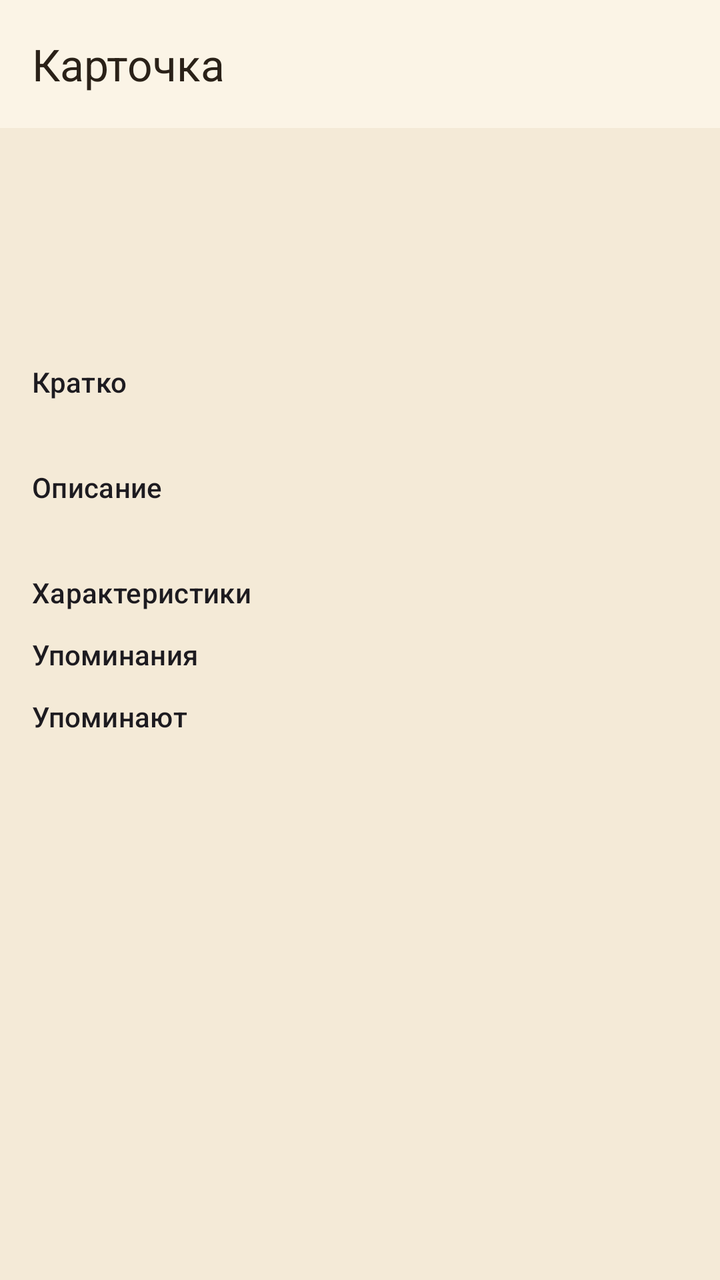
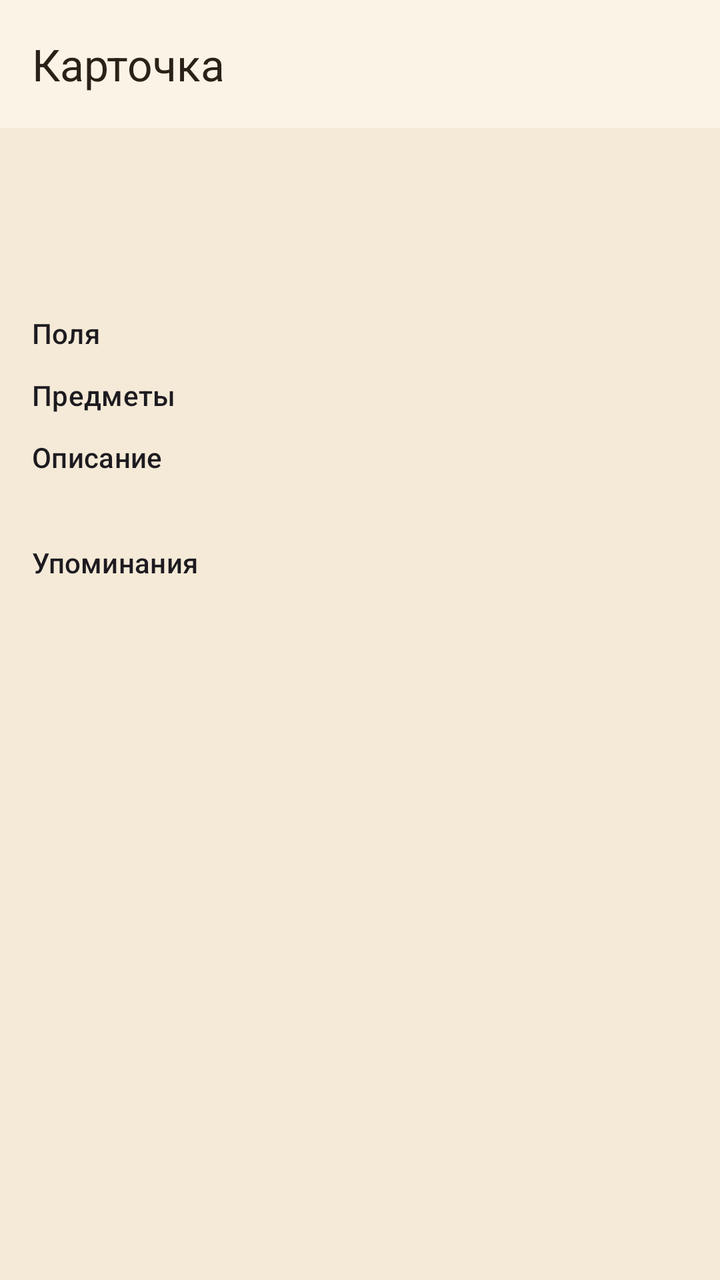

Compare the two renders of this Android layout. The source of the first and the diff that turns it into the second are given below.
<!-- AndroidManifest.xml: application theme Theme.DnDMemory -->
<!-- res/layout/activity_entity_detail.xml -->
<?xml version="1.0" encoding="utf-8"?>
<androidx.coordinatorlayout.widget.CoordinatorLayout
    xmlns:android="http://schemas.android.com/apk/res/android"
    xmlns:app="http://schemas.android.com/apk/res-auto"
    android:layout_width="match_parent"
    android:layout_height="match_parent">

    <com.google.android.material.appbar.AppBarLayout
        android:layout_width="match_parent"
        android:layout_height="wrap_content">

        <com.google.android.material.appbar.MaterialToolbar
        style="@style/Widget.DnDMemory.Toolbar"
            android:id="@+id/entity_toolbar"
            android:layout_width="match_parent"
            android:layout_height="?attr/actionBarSize"
            app:title="@string/entity_detail_title" />
    </com.google.android.material.appbar.AppBarLayout>

    <androidx.core.widget.NestedScrollView
        android:layout_width="match_parent"
        android:layout_height="match_parent"
        app:layout_behavior="@string/appbar_scrolling_view_behavior">

        <LinearLayout
            android:layout_width="match_parent"
            android:layout_height="wrap_content"
            android:orientation="vertical"
            android:padding="16dp">

            <TextView
                android:id="@+id/entity_title"
                android:layout_width="match_parent"
                android:layout_height="wrap_content"
                android:textAppearance="?attr/textAppearanceHeadlineSmall" />

            <TextView
                android:id="@+id/entity_subtitle"
                android:layout_width="match_parent"
                android:layout_height="wrap_content"
                android:textAppearance="?attr/textAppearanceBodySmall" />

            <TextView
                android:id="@+id/entity_updated"
                android:layout_width="match_parent"
                android:layout_height="wrap_content"
                android:textAppearance="?attr/textAppearanceBodySmall" />

            <LinearLayout
                android:id="@+id/entity_conflict_bar"
                android:layout_width="match_parent"
                android:layout_height="wrap_content"
                android:layout_marginTop="8dp"
                android:background="@color/badge_conflict"
                android:orientation="vertical"
                android:padding="12dp"
                android:visibility="gone">

                <TextView
                    android:id="@+id/entity_conflict_text"
                    android:layout_width="match_parent"
                    android:layout_height="wrap_content"
                    android:text="@string/entity_conflict"
                    android:textColor="?attr/colorOnError" />

                <LinearLayout
                    android:layout_width="match_parent"
                    android:layout_height="wrap_content"
                    android:orientation="horizontal">

                    <com.google.android.material.button.MaterialButton
                        android:id="@+id/entity_conflict_accept"
                        android:layout_width="0dp"
                        android:layout_height="wrap_content"
                        android:layout_weight="1"
                        android:text="@string/action_take_server" />

                    <com.google.android.material.button.MaterialButton
                        android:id="@+id/entity_conflict_overwrite"
                        android:layout_width="0dp"
                        android:layout_height="wrap_content"
                        android:layout_weight="1"
                        android:text="@string/action_overwrite" />
                </LinearLayout>
            </LinearLayout>

            <TextView
                android:id="@+id/entity_tags"
                android:layout_width="match_parent"
                android:layout_height="wrap_content"
                android:layout_marginTop="8dp"
                android:textAppearance="?attr/textAppearanceLabelMedium" />

            <TextView
                android:id="@+id/entity_summary_title"
                android:layout_width="match_parent"
                android:layout_height="wrap_content"
                android:layout_marginTop="12dp"
                android:text="@string/entity_detail_summary"
                android:textAppearance="?attr/textAppearanceTitleSmall" />

            <TextView
                android:id="@+id/entity_summary"
                android:layout_width="match_parent"
                android:layout_height="wrap_content"
                android:textAppearance="?attr/textAppearanceBodyLarge" />

            <TextView
                android:id="@+id/entity_description_title"
                android:layout_width="match_parent"
                android:layout_height="wrap_content"
                android:layout_marginTop="12dp"
                android:text="@string/entity_detail_description"
                android:textAppearance="?attr/textAppearanceTitleSmall" />

            <TextView
                android:id="@+id/entity_description"
                android:layout_width="match_parent"
                android:layout_height="wrap_content"
                android:textAppearance="?attr/textAppearanceBodyLarge" />

            <TextView
                android:id="@+id/entity_attrs_title"
                android:layout_width="match_parent"
                android:layout_height="wrap_content"
                android:layout_marginTop="12dp"
                android:text="@string/entity_detail_attrs"
                android:textAppearance="?attr/textAppearanceTitleSmall" />

            <LinearLayout
                android:id="@+id/entity_attrs"
                android:layout_width="match_parent"
                android:layout_height="wrap_content"
                android:orientation="vertical" />

            <TextView
                android:id="@+id/entity_links_title"
                android:layout_width="match_parent"
                android:layout_height="wrap_content"
                android:layout_marginTop="12dp"
                android:text="@string/entity_detail_links"
                android:textAppearance="?attr/textAppearanceTitleSmall" />

            <LinearLayout
                android:id="@+id/entity_links"
                android:layout_width="match_parent"
                android:layout_height="wrap_content"
                android:orientation="vertical" />

            <TextView
                android:id="@+id/entity_backlinks_title"
                android:layout_width="match_parent"
                android:layout_height="wrap_content"
                android:layout_marginTop="12dp"
                android:text="@string/entity_detail_backlinks"
                android:textAppearance="?attr/textAppearanceTitleSmall" />

            <LinearLayout
                android:id="@+id/entity_backlinks"
                android:layout_width="match_parent"
                android:layout_height="wrap_content"
                android:orientation="vertical" />

            <TextView
                android:id="@+id/entity_backlinks_empty"
                android:layout_width="match_parent"
                android:layout_height="wrap_content"
                android:text="@string/entity_detail_no_backlinks"
                android:textAppearance="?attr/textAppearanceBodySmall"
                android:visibility="gone" />
        </LinearLayout>
    </androidx.core.widget.NestedScrollView>

    <ProgressBar
        android:id="@+id/entity_progress"
        android:layout_width="wrap_content"
        android:layout_height="wrap_content"
        android:layout_gravity="center"
        android:visibility="gone" />
</androidx.coordinatorlayout.widget.CoordinatorLayout>
<!-- resources referenced by this layout -->
<resources>
  <color name="badge_conflict">#C62828</color>
  <string name="action_overwrite">Оставить мою версию</string>
  <string name="action_take_server">Взять версию сервера</string>
  <string name="entity_conflict">Есть расхождение с версией на сервере</string>
  <string name="entity_detail_attrs">Характеристики</string>
  <string name="entity_detail_backlinks">Упоминают</string>
  <string name="entity_detail_description">Описание</string>
  <string name="entity_detail_links">Упоминания</string>
  <string name="entity_detail_no_backlinks">Пока никто не ссылается</string>
  <string name="entity_detail_summary">Кратко</string>
  <string name="entity_detail_title">Карточка</string>
  <style name="Widget.DnDMemory.Toolbar" parent="Widget.Material3.Toolbar">
          <item name="android:background">?attr/colorSurface</item>
          <item name="titleTextColor">?attr/colorOnSurface</item>
      </style>
  <style name="Theme.DnDMemory" parent="Theme.Material3.DayNight.NoActionBar">
          <item name="colorPrimary">@color/colorPrimary</item>
          <item name="colorPrimaryDark">@color/colorPrimaryDark</item>
          <item name="colorOnPrimary">@color/colorOnPrimary</item>
          <item name="colorPrimaryContainer">@color/colorPrimaryContainer</item>
          <item name="colorOnPrimaryContainer">@color/colorOnPrimaryContainer</item>
          <item name="colorSecondary">@color/colorSecondary</item>
          <item name="colorOnSecondary">@color/colorOnSecondary</item>
          <item name="colorSurface">@color/colorSurface</item>
          <item name="colorOnSurface">@color/colorOnSurface</item>
          <item name="colorSurfaceVariant">@color/colorSurfaceVariant</item>
          <item name="colorOnSurfaceVariant">@color/colorOnSurfaceVariant</item>
          <item name="android:colorBackground">@color/colorBackground</item>
          <item name="colorOnBackground">@color/colorOnBackground</item>
          <item name="colorError">@color/colorError</item>
          <item name="colorOnError">@color/colorOnError</item>
          <item name="colorOutline">@color/colorOutline</item>
          <item name="android:statusBarColor">@color/colorPrimaryDark</item>
          <item name="android:navigationBarColor">@color/colorBackground</item>
          <item name="android:windowBackground">@color/colorBackground</item>
      </style>
  <color name="colorPrimary">#8A6A3B</color>
  <color name="colorPrimaryDark">#5E4525</color>
  <color name="colorOnPrimary">#FFF7EA</color>
  <color name="colorPrimaryContainer">#EBDCC2</color>
  <color name="colorOnPrimaryContainer">#3A2A14</color>
  <color name="colorSecondary">#B98B2E</color>
  <color name="colorOnSecondary">#FFF8EA</color>
  <color name="colorSurface">#FBF4E6</color>
  <color name="colorOnSurface">#2A2118</color>
  <color name="colorSurfaceVariant">#EEE0C6</color>
  <color name="colorOnSurfaceVariant">#57493A</color>
  <color name="colorBackground">#F4EAD7</color>
  <color name="colorOnBackground">#2A2118</color>
  <color name="colorError">#A3231C</color>
  <color name="colorOnError">#FFFFFF</color>
  <color name="colorOutline">#8C7B63</color>
</resources>

<!-- the commit's change to res/layout/activity_entity_detail.xml (unified diff, before → after) -->
@@ -10,7 +10,7 @@
         android:layout_height="wrap_content">
 
         <com.google.android.material.appbar.MaterialToolbar
-        style="@style/Widget.DnDMemory.Toolbar"
+            style="@style/Widget.DnDMemory.Toolbar"
             android:id="@+id/entity_toolbar"
             android:layout_width="match_parent"
             android:layout_height="?attr/actionBarSize"
@@ -84,26 +84,34 @@
                 </LinearLayout>
             </LinearLayout>
 
+            
             <TextView
-                android:id="@+id/entity_tags"
-                android:layout_width="match_parent"
-                android:layout_height="wrap_content"
-                android:layout_marginTop="8dp"
-                android:textAppearance="?attr/textAppearanceLabelMedium" />
-
-            <TextView
-                android:id="@+id/entity_summary_title"
+                android:id="@+id/entity_fields_title"
                 android:layout_width="match_parent"
                 android:layout_height="wrap_content"
                 android:layout_marginTop="12dp"
-                android:text="@string/entity_detail_summary"
+                android:text="@string/entity_detail_fields"
                 android:textAppearance="?attr/textAppearanceTitleSmall" />
 
-            <TextView
-                android:id="@+id/entity_summary"
+            <LinearLayout
+                android:id="@+id/entity_fields"
                 android:layout_width="match_parent"
                 android:layout_height="wrap_content"
-                android:textAppearance="?attr/textAppearanceBodyLarge" />
+                android:orientation="vertical" />
+
+            <TextView
+                android:id="@+id/entity_items_title"
+                android:layout_width="match_parent"
+                android:layout_height="wrap_content"
+                android:layout_marginTop="12dp"
+                android:text="@string/attr_items"
+                android:textAppearance="?attr/textAppearanceTitleSmall" />
+
+            <LinearLayout
+                android:id="@+id/entity_items"
+                android:layout_width="match_parent"
+                android:layout_height="wrap_content"
+                android:orientation="vertical" />
 
             <TextView
                 android:id="@+id/entity_description_title"
@@ -120,20 +128,6 @@
                 android:textAppearance="?attr/textAppearanceBodyLarge" />
 
             <TextView
-                android:id="@+id/entity_attrs_title"
-                android:layout_width="match_parent"
-                android:layout_height="wrap_content"
-                android:layout_marginTop="12dp"
-                android:text="@string/entity_detail_attrs"
-                android:textAppearance="?attr/textAppearanceTitleSmall" />
-
-            <LinearLayout
-                android:id="@+id/entity_attrs"
-                android:layout_width="match_parent"
-                android:layout_height="wrap_content"
-                android:orientation="vertical" />
-
-            <TextView
                 android:id="@+id/entity_links_title"
                 android:layout_width="match_parent"
                 android:layout_height="wrap_content"
@@ -146,28 +140,6 @@
                 android:layout_width="match_parent"
                 android:layout_height="wrap_content"
                 android:orientation="vertical" />
-
-            <TextView
-                android:id="@+id/entity_backlinks_title"
-                android:layout_width="match_parent"
-                android:layout_height="wrap_content"
-                android:layout_marginTop="12dp"
-                android:text="@string/entity_detail_backlinks"
-                android:textAppearance="?attr/textAppearanceTitleSmall" />
-
-            <LinearLayout
-                android:id="@+id/entity_backlinks"
-                android:layout_width="match_parent"
-                android:layout_height="wrap_content"
-                android:orientation="vertical" />
-
-            <TextView
-                android:id="@+id/entity_backlinks_empty"
-                android:layout_width="match_parent"
-                android:layout_height="wrap_content"
-                android:text="@string/entity_detail_no_backlinks"
-                android:textAppearance="?attr/textAppearanceBodySmall"
-                android:visibility="gone" />
         </LinearLayout>
     </androidx.core.widget.NestedScrollView>
 
<!-- resource entries referenced after the edit -->
@@ -3,13 +3,11 @@
   <color name="badge_conflict">#C62828</color>
   <string name="action_overwrite">Оставить мою версию</string>
   <string name="action_take_server">Взять версию сервера</string>
+  <string name="attr_items">Предметы</string>
   <string name="entity_conflict">Есть расхождение с версией на сервере</string>
-  <string name="entity_detail_attrs">Характеристики</string>
-  <string name="entity_detail_backlinks">Упоминают</string>
   <string name="entity_detail_description">Описание</string>
+  <string name="entity_detail_fields">Поля</string>
   <string name="entity_detail_links">Упоминания</string>
-  <string name="entity_detail_no_backlinks">Пока никто не ссылается</string>
-  <string name="entity_detail_summary">Кратко</string>
   <string name="entity_detail_title">Карточка</string>
   <style name="Widget.DnDMemory.Toolbar" parent="Widget.Material3.Toolbar">
           <item name="android:background">?attr/colorSurface</item>
